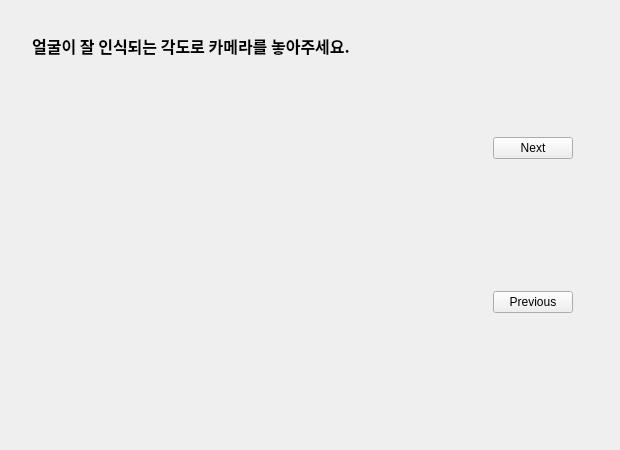
First picture: the form in ui/camsetpage.ui, repository veda-team4/DMS, before the edit.
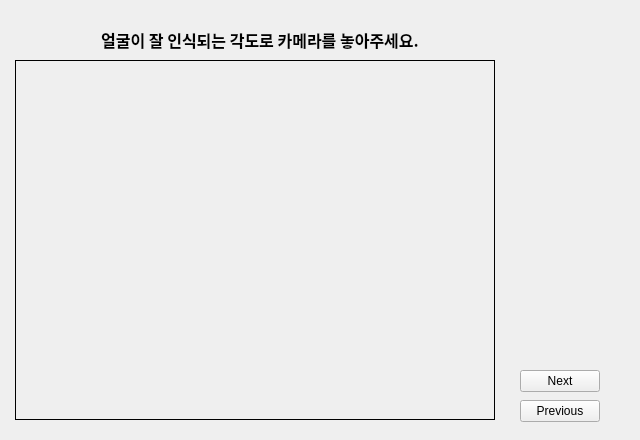
Second picture: the form after the edit.

The edit to the form file:
```diff
--- a/ui/camsetpage.ui
+++ b/ui/camsetpage.ui
@@ -6,8 +6,8 @@
    <rect>
     <x>0</x>
     <y>0</y>
-    <width>620</width>
-    <height>450</height>
+    <width>640</width>
+    <height>440</height>
    </rect>
   </property>
   <property name="sizePolicy">
@@ -18,24 +18,28 @@
   </property>
   <property name="minimumSize">
    <size>
-    <width>620</width>
-    <height>450</height>
+    <width>640</width>
+    <height>440</height>
    </size>
   </property>
   <property name="maximumSize">
    <size>
-    <width>620</width>
-    <height>450</height>
+    <width>640</width>
+    <height>440</height>
    </size>
   </property>
   <property name="windowTitle">
    <string>Form</string>
   </property>
-  <layout class="QHBoxLayout" name="horizontalLayout">
-   <item>
-    <layout class="QVBoxLayout" name="verticalLayout">
-     <item>
       <widget class="QLabel" name="infoLabel">
+   <property name="geometry">
+    <rect>
+     <x>80</x>
+     <y>30</y>
+     <width>360</width>
+     <height>19</height>
+    </rect>
+   </property>
        <property name="sizePolicy">
         <sizepolicy hsizetype="Fixed" vsizetype="Fixed">
          <horstretch>0</horstretch>
@@ -68,27 +72,36 @@
         <set>Qt::AlignCenter</set>
        </property>
       </widget>
-     </item>
-     <item>
       <widget class="QLabel" name="videoLabel">
+   <property name="geometry">
+    <rect>
+     <x>15</x>
+     <y>60</y>
+     <width>480</width>
+     <height>360</height>
+    </rect>
+   </property>
        <property name="sizePolicy">
-        <sizepolicy hsizetype="Fixed" vsizetype="Fixed">
+    <sizepolicy hsizetype="Preferred" vsizetype="Preferred">
          <horstretch>0</horstretch>
          <verstretch>0</verstretch>
         </sizepolicy>
        </property>
        <property name="minimumSize">
         <size>
-         <width>440</width>
-         <height>330</height>
+     <width>0</width>
+     <height>0</height>
         </size>
        </property>
        <property name="maximumSize">
         <size>
-         <width>440</width>
-         <height>330</height>
-        </size>
-       </property>
+     <width>16777215</width>
+     <height>16777215</height>
+    </size>
+   </property>
+   <property name="styleSheet">
+    <string notr="true">border: 1px solid black</string>
+   </property>
        <property name="text">
         <string/>
        </property>
@@ -96,13 +109,15 @@
         <set>Qt::AlignCenter</set>
        </property>
       </widget>
-     </item>
-    </layout>
-   </item>
-   <item>
-    <layout class="QVBoxLayout" name="verticalLayout_2">
-     <item alignment="Qt::AlignHCenter">
       <widget class="QPushButton" name="nextButton">
+   <property name="geometry">
+    <rect>
+     <x>520</x>
+     <y>370</y>
+     <width>80</width>
+     <height>22</height>
+    </rect>
+   </property>
        <property name="maximumSize">
         <size>
          <width>80</width>
@@ -113,9 +128,15 @@
         <string>Next</string>
        </property>
       </widget>
-     </item>
-     <item alignment="Qt::AlignHCenter">
       <widget class="QPushButton" name="previousButton">
+   <property name="geometry">
+    <rect>
+     <x>520</x>
+     <y>400</y>
+     <width>80</width>
+     <height>22</height>
+    </rect>
+   </property>
        <property name="maximumSize">
         <size>
          <width>80</width>
@@ -126,10 +147,6 @@
         <string>Previous</string>
        </property>
       </widget>
-     </item>
-    </layout>
-   </item>
-  </layout>
  </widget>
  <resources/>
  <connections/>
```
Lines whose indentation alone changed are shown as unchanged.
